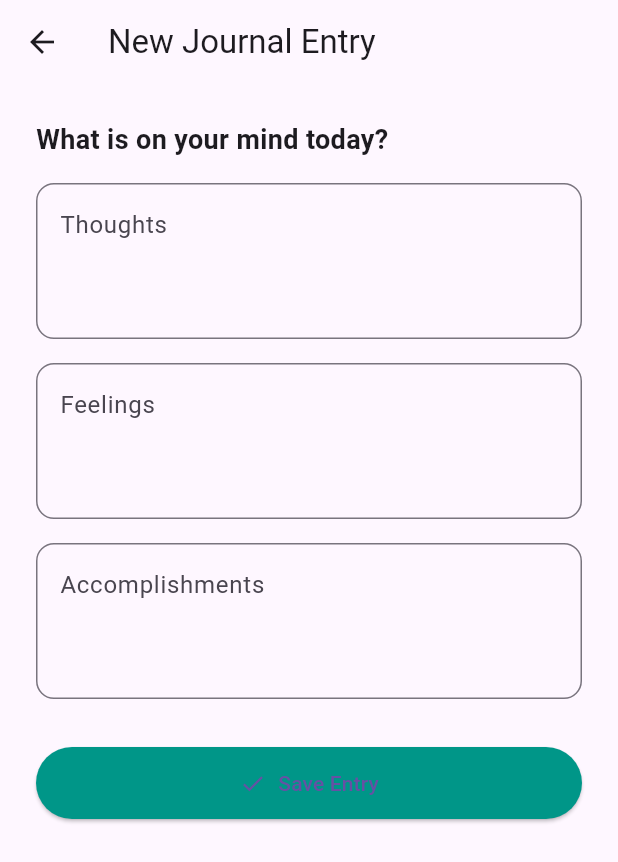
After one commit to TomaszP05/Lester, a Flutter app: the screen it shows after launch, item 2 of the bottom bar chosen, after a tap on the "add" icon, on a phone screen of 412 x 824 dp. The commit adds this screen. Shown: the top 862 px of the screen. Run offline on Flutter 3.47's test engine with Material 3 defaults, Android fonts, the phone set to English and light mode, and no system bars; our stand-ins replace sqflite; accounts and stored records are empty.

Commit message:
Added journal features - WIP

```diff
--- /dev/null
+++ b/lib/journal_database.dart
@@ -0,0 +1,99 @@
+import 'package:path/path.dart';
+import 'package:sqflite/sqflite.dart';
+
+/// Model that represents a single journal submission.
+class JournalEntry {
+  final int? id;
+  final String thoughts;
+  final String feelings;
+  final String accomplishments;
+  final DateTime createdAt;
+  const JournalEntry({
+    this.id,
+    required this.thoughts,
+    required this.feelings,
+    required this.accomplishments,
+    required this.createdAt,
+  });
+  JournalEntry copyWith({
+    int? id,
+    String? thoughts,
+    String? feelings,
+    String? accomplishments,
+    DateTime? createdAt,
+  }) {
+    return JournalEntry(
+      id: id ?? this.id,
+      thoughts: thoughts ?? this.thoughts,
+      feelings: feelings ?? this.feelings,
+      accomplishments: accomplishments ?? this.accomplishments,
+      createdAt: createdAt ?? this.createdAt,
+    );
+  }
+
+  Map<String, dynamic> toMap() {
+    return {
+      'id': id,
+      'thoughts': thoughts,
+      'feelings': feelings,
+      'accomplishments': accomplishments,
+      'created_at': createdAt.toIso8601String(),
+    };
+  }
+
+  factory JournalEntry.fromMap(Map<String, dynamic> map) {
+    return JournalEntry(
+      id: map['id'] as int?,
+      thoughts: map['thoughts'] as String,
+      feelings: map['feelings'] as String,
+      accomplishments: map['accomplishments'] as String,
+      createdAt: DateTime.parse(map['created_at'] as String),
+    );
+  }
+}
+
+/// Handles all SQLite interaction for the journal feature.
+class JournalDatabase {
+  JournalDatabase._();
+  static final JournalDatabase instance = JournalDatabase._();
+  static Database? _database;
+  Future<Database> get database async {
+    if (_database != null) return _database!;
+    _database = await _initDB('journal.db');
+    return _database!;
+  }
+
+  Future<Database> _initDB(String fileName) async {
+    final dbPath = await getDatabasesPath();
+    final path = join(dbPath, fileName);
+    return openDatabase(
+      path,
+      version: 1,
+      onCreate: (db, version) async {
+        await db.execute('''
+          CREATE TABLE journal_entries (
+            id INTEGER PRIMARY KEY AUTOINCREMENT,
+            thoughts TEXT NOT NULL,
+            feelings TEXT NOT NULL,
+            accomplishments TEXT NOT NULL,
+            created_at TEXT NOT NULL
+          )
+        ''');
+      },
+    );
+  }
+
+  Future<List<JournalEntry>> getEntries() async {
+    final db = await database;
+    final rows = await db.query(
+      'journal_entries',
+      orderBy: 'datetime(created_at) DESC',
+    );
+    return rows.map(JournalEntry.fromMap).toList();
+  }
+
+  Future<int> insertEntry(JournalEntry entry) async {
+    final db = await database;
+    return db.insert('journal_entries', entry.toMap());
+  }
+}
--- /dev/null
+++ b/lib/journal_screen.dart
@@ -0,0 +1,269 @@
+import 'package:flutter/material.dart';
+import 'journal_database.dart';
+
+class JournalScreen extends StatefulWidget {
+  const JournalScreen({super.key});
+  @override
+  JournalScreenState createState() => JournalScreenState();
+}
+
+class JournalScreenState extends State<JournalScreen> {
+  final JournalDatabase _database = JournalDatabase.instance;
+  List<JournalEntry> _entries = [];
+  bool _isLoading = true;
+  @override
+  void initState() {
+    super.initState();
+    _loadEntries();
+  }
+
+  Future<void> _loadEntries() async {
+    final entries = await _database.getEntries();
+    if (!mounted) return;
+    setState(() {
+      _entries = entries;
+      _isLoading = false;
+    });
+  }
+
+  Future<void> openComposer() async {
+    final result = await Navigator.of(context).push<JournalEntry>(
+      MaterialPageRoute(builder: (_) => const JournalEntryFormPage()),
+    );
+    if (result == null) return;
+    await _database.insertEntry(result);
+    if (!mounted) return;
+    ScaffoldMessenger.of(
+      context,
+    ).showSnackBar(const SnackBar(content: Text('Journal entry saved')));
+    await _loadEntries();
+  }
+
+  @override
+  Widget build(BuildContext context) {
+    if (_isLoading) {
+      return const Center(child: CircularProgressIndicator());
+    }
+    return RefreshIndicator(
+      onRefresh: _loadEntries,
+      child: _entries.isEmpty
+          ? ListView(
+              physics: const AlwaysScrollableScrollPhysics(),
+              padding: const EdgeInsets.symmetric(horizontal: 24, vertical: 32),
+              children: const [
+                Icon(Icons.auto_stories_outlined, size: 64, color: Colors.grey),
+                SizedBox(height: 16),
+                Text(
+                  'No journal entries yet.\nTap the + button to start writing.',
+                  textAlign: TextAlign.center,
+                  style: TextStyle(fontSize: 16, color: Colors.grey),
+                ),
+              ],
+            )
+          : ListView.builder(
+              physics: const AlwaysScrollableScrollPhysics(),
+              padding: const EdgeInsets.fromLTRB(16, 24, 16, 100),
+              itemCount: _entries.length,
+              itemBuilder: (context, index) {
+                final entry = _entries[index];
+                return _JournalEntryCard(entry: entry);
+              },
+            ),
+    );
+  }
+}
+
+class _JournalEntryCard extends StatelessWidget {
+  const _JournalEntryCard({required this.entry});
+  final JournalEntry entry;
+  String _formatDate(DateTime date) {
+    const months = [
+      'Jan',
+      'Feb',
+      'Mar',
+      'Apr',
+      'May',
+      'Jun',
+      'Jul',
+      'Aug',
+      'Sep',
+      'Oct',
+      'Nov',
+      'Dec',
+    ];
+    final monthLabel = months[date.month - 1];
+    final hour = date.hour % 12 == 0 ? 12 : date.hour % 12;
+    final minute = date.minute.toString().padLeft(2, '0');
+    final period = date.hour >= 12 ? 'PM' : 'AM';
+    return '$monthLabel ${date.day}, ${date.year} · $hour:$minute $period';
+  }
+
+  Widget _buildSection(String label, String value, Color color) {
+    return Column(
+      crossAxisAlignment: CrossAxisAlignment.start,
+      children: [
+        Text(
+          label,
+          style: TextStyle(
+            fontSize: 12,
+            letterSpacing: 0.6,
+            fontWeight: FontWeight.w600,
+            color: color,
+          ),
+        ),
+        const SizedBox(height: 4),
+        Text(value, style: const TextStyle(fontSize: 15, height: 1.3)),
+      ],
+    );
+  }
+
+  @override
+  Widget build(BuildContext context) {
+    final dateColor = Colors.teal.shade700;
+    return Card(
+      elevation: 2,
+      margin: const EdgeInsets.only(bottom: 16),
+      shape: RoundedRectangleBorder(borderRadius: BorderRadius.circular(16)),
+      child: Padding(
+        padding: const EdgeInsets.all(16),
+        child: Column(
+          crossAxisAlignment: CrossAxisAlignment.start,
+          children: [
+            Row(
+              mainAxisAlignment: MainAxisAlignment.spaceBetween,
+              children: [
+                Text(
+                  _formatDate(entry.createdAt),
+                  style: TextStyle(
+                    fontWeight: FontWeight.bold,
+                    color: dateColor,
+                  ),
+                ),
+                const Icon(Icons.bookmark, color: Colors.teal),
+              ],
+            ),
+            const SizedBox(height: 12),
+            _buildSection('Thoughts', entry.thoughts, Colors.teal.shade400),
+            const SizedBox(height: 12),
+            _buildSection('Feelings', entry.feelings, Colors.purple.shade400),
+            const SizedBox(height: 12),
+            _buildSection(
+              'Accomplishments',
+              entry.accomplishments,
+              Colors.orange.shade400,
+            ),
+          ],
+        ),
+      ),
+    );
+  }
+}
+
+class JournalEntryFormPage extends StatefulWidget {
+  const JournalEntryFormPage({super.key});
+  @override
+  State<JournalEntryFormPage> createState() => _JournalEntryFormPageState();
+}
+
+class _JournalEntryFormPageState extends State<JournalEntryFormPage> {
+  final _formKey = GlobalKey<FormState>();
+  final _thoughtsController = TextEditingController();
+  final _feelingsController = TextEditingController();
+  final _accomplishmentsController = TextEditingController();
+  @override
+  void dispose() {
+    _thoughtsController.dispose();
+    _feelingsController.dispose();
+    _accomplishmentsController.dispose();
+    super.dispose();
+  }
+
+  void _save() {
+    if (!_formKey.currentState!.validate()) return;
+    final entry = JournalEntry(
+      thoughts: _thoughtsController.text.trim(),
+      feelings: _feelingsController.text.trim(),
+      accomplishments: _accomplishmentsController.text.trim(),
+      createdAt: DateTime.now(),
+    );
+    Navigator.of(context).pop(entry);
+  }
+
+  @override
+  Widget build(BuildContext context) {
+    return Scaffold(
+      appBar: AppBar(title: const Text('New Journal Entry')),
+      body: SingleChildScrollView(
+        padding: const EdgeInsets.all(24),
+        child: Form(
+          key: _formKey,
+          child: Column(
+            crossAxisAlignment: CrossAxisAlignment.start,
+            children: [
+              const Text(
+                'What is on your mind today?',
+                style: TextStyle(fontSize: 18, fontWeight: FontWeight.bold),
+              ),
+              const SizedBox(height: 16),
+              _buildInput(
+                controller: _thoughtsController,
+                label: 'Thoughts',
+                hint: 'Write your reflections, ideas, or worries...',
+              ),
+              const SizedBox(height: 16),
+              _buildInput(
+                controller: _feelingsController,
+                label: 'Feelings',
+                hint: 'How are you feeling? Be honest with yourself.',
+              ),
+              const SizedBox(height: 16),
+              _buildInput(
+                controller: _accomplishmentsController,
+                label: 'Accomplishments',
+                hint: 'Celebrate your wins, big or small.',
+              ),
+              const SizedBox(height: 32),
+              SizedBox(
+                width: double.infinity,
+                child: ElevatedButton.icon(
+                  onPressed: _save,
+                  icon: const Icon(Icons.check),
+                  label: const Text('Save Entry'),
+                  style: ElevatedButton.styleFrom(
+                    padding: const EdgeInsets.symmetric(vertical: 14),
+                    backgroundColor: Colors.teal,
+                  ),
+                ),
+              ),
+            ],
+          ),
+        ),
+      ),
+    );
+  }
+
+  Widget _buildInput({
+    required TextEditingController controller,
+    required String label,
+    required String hint,
+  }) {
+    return TextFormField(
+      controller: controller,
+      maxLines: 5,
+      minLines: 3,
+      textInputAction: TextInputAction.newline,
+      decoration: InputDecoration(
+        labelText: label,
+        alignLabelWithHint: true,
+        hintText: hint,
+        border: OutlineInputBorder(borderRadius: BorderRadius.circular(12)),
+      ),
+      validator: (value) {
+        if (value == null || value.trim().isEmpty) {
+          return 'Please enter $label.';
+        }
+        return null;
+      },
+    );
+  }
+}
--- a/lib/main.dart
+++ b/lib/main.dart
@@ -1,5 +1,6 @@
 import 'package:flutter/material.dart';
 import 'challenges_screen.dart';
+import 'journal_screen.dart';
 import 'mood_screen.dart';
 
 void main() {
@@ -30,14 +31,21 @@ class MainNavigation extends StatefulWidget {
 class _MainNavigationState extends State<MainNavigation> {
   int _selectedIndex = 0;
 
-  // These are your three basic pages
-  final List<Widget> _pages = const [
-    HomeScreen(),
-    JournalScreen(),
-    ChallengesScreen(),
-    MoodScreen(),
-    SettingsScreen(),
-  ];
+  final GlobalKey<JournalScreenState> _journalKey =
+      GlobalKey<JournalScreenState>();
+  late final List<Widget> _pages;
+
+  @override
+  void initState() {
+    super.initState();
+    _pages = [
+      const HomeScreen(),
+      JournalScreen(key: _journalKey),
+      const ChallengesScreen(),
+      const MoodScreen(),
+      const SettingsScreen(),
+    ];
+  }
 
   void _onItemTapped(int index) {
     setState(() {
@@ -53,6 +61,12 @@ class _MainNavigationState extends State<MainNavigation> {
         centerTitle: true,
       ),
       body: _pages[_selectedIndex],
+      floatingActionButton: _selectedIndex == 1
+          ? FloatingActionButton(
+              onPressed: () => _journalKey.currentState?.openComposer(),
+              child: const Icon(Icons.add),
+            )
+          : null,
       bottomNavigationBar: BottomNavigationBar(
         type: BottomNavigationBarType.fixed,
         items: const [
@@ -85,20 +99,6 @@ class HomeScreen extends StatelessWidget {
   }
 }
 
-class JournalScreen extends StatelessWidget {
-  const JournalScreen({super.key});
-
-  @override
-  Widget build(BuildContext context) {
-    return const Center(
-      child: Text(
-        'Journal screen coming soon! 📖',
-        style: TextStyle(fontSize: 22),
-      ),
-    );
-  }
-}
-
 
 class SettingsScreen extends StatelessWidget {
   const SettingsScreen({super.key});
```
Also changed, not shown: 4 other files.
